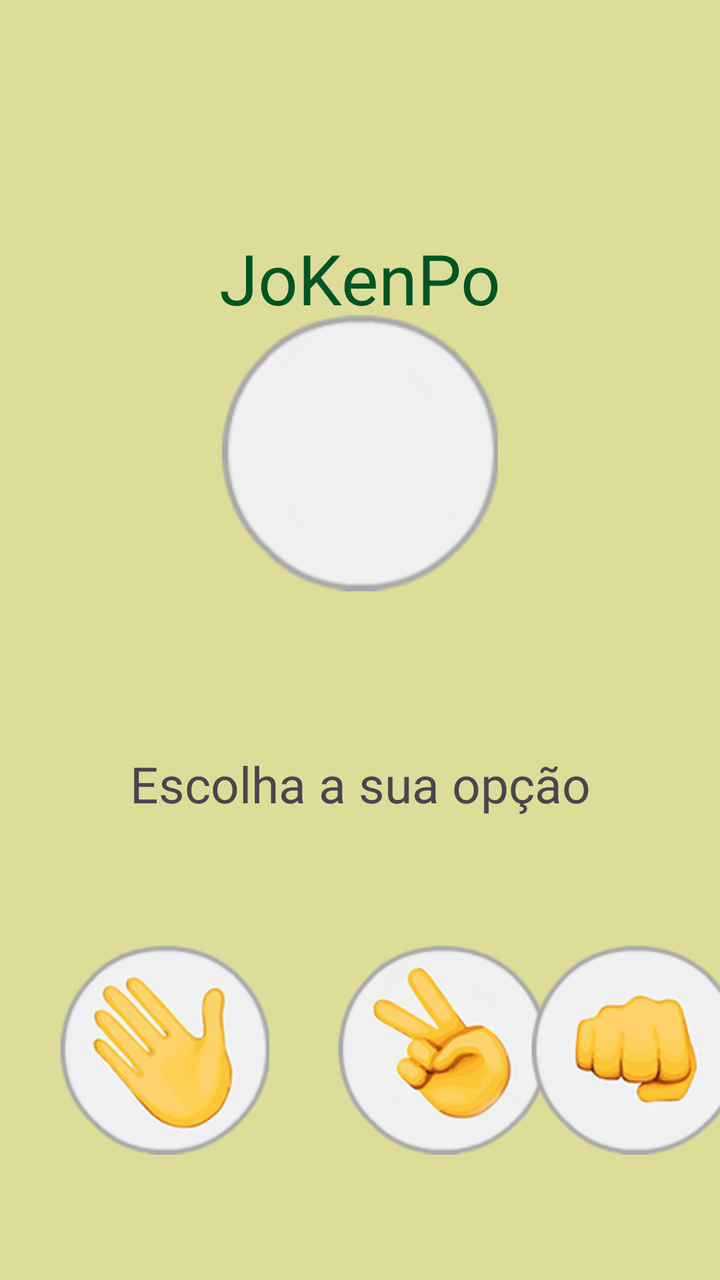
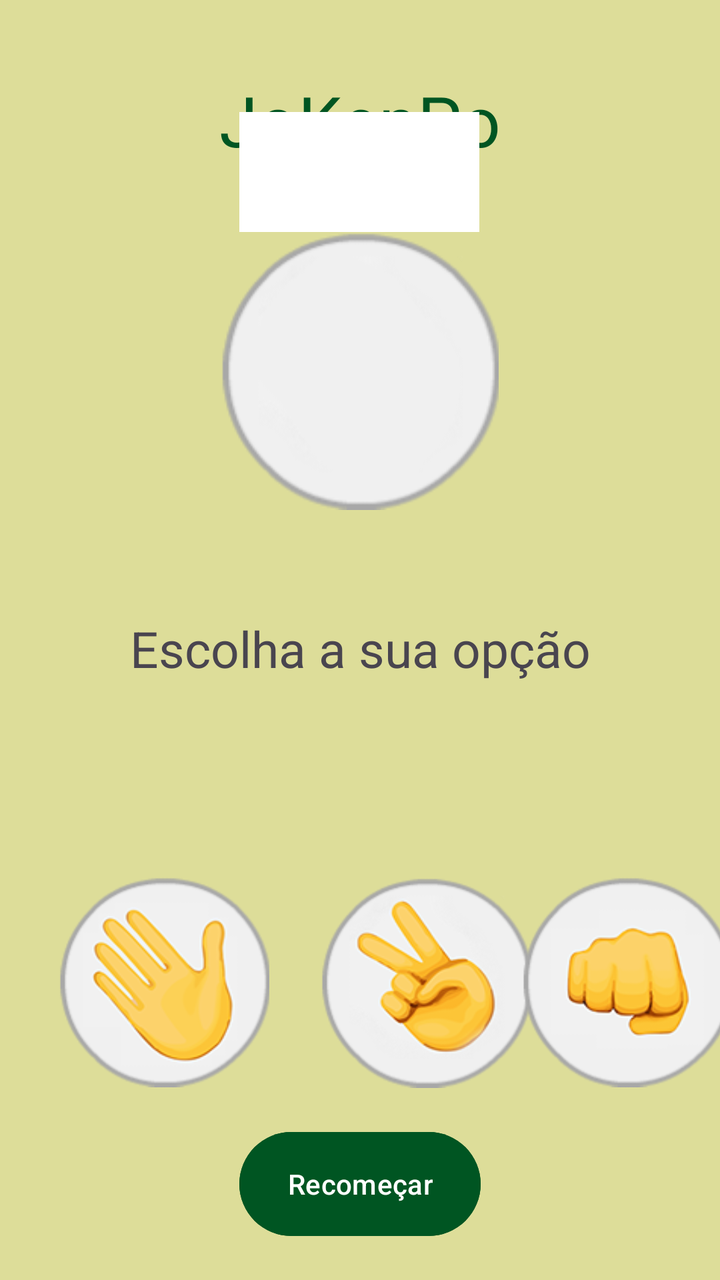

Before-and-after screenshots of an Android layout around one commit, followed by the original layout XML and the change that was made.
<!-- AndroidManifest.xml: application theme Theme.JokenPO -->
<!-- res/layout/activity_main.xml -->
<?xml version="1.0" encoding="utf-8"?>
<androidx.constraintlayout.widget.ConstraintLayout xmlns:android="http://schemas.android.com/apk/res/android"
    xmlns:app="http://schemas.android.com/apk/res-auto"
    xmlns:tools="http://schemas.android.com/tools"
    android:id="@+id/main"
    android:layout_width="match_parent"
    android:layout_height="match_parent"
    tools:context=".MainActivity"
    android:background="#FDD9">

    <TextView
        android:id="@+id/textTitle"
        android:layout_width="wrap_content"
        android:layout_height="wrap_content"
        android:text="JoKenPo"
        android:textAlignment="center"
        android:textColor="#F052"
        android:textSize="35sp"
        app:layout_constraintBottom_toBottomOf="parent"
        app:layout_constraintEnd_toEndOf="parent"
        app:layout_constraintStart_toStartOf="parent"
        app:layout_constraintTop_toTopOf="parent"
        app:layout_constraintVertical_bias="0.195" />

    <TextView
        android:id="@+id/textResultado"
        android:layout_width="wrap_content"
        android:layout_height="wrap_content"
        android:text="Escolha a sua opção"
        android:textAlignment="center"
        android:textSize="25sp"
        app:layout_constraintBottom_toBottomOf="parent"
        app:layout_constraintEnd_toEndOf="parent"
        app:layout_constraintStart_toStartOf="parent"
        app:layout_constraintTop_toBottomOf="@+id/padrao"
        app:layout_constraintVertical_bias="0.225" />

    <ImageView
        android:id="@+id/padrao"
        android:layout_width="172dp"
        android:layout_height="164dp"
        android:layout_marginBottom="344dp"
        android:scaleType="centerInside"
        android:src="@drawable/padrao"
        app:layout_constraintBottom_toBottomOf="parent"
        app:layout_constraintEnd_toEndOf="parent"
        app:layout_constraintHorizontal_bias="0.494"
        app:layout_constraintStart_toStartOf="parent"
        app:layout_constraintTop_toBottomOf="@+id/textTitle"
        app:layout_constraintVertical_bias="0.626" />


    <ImageView
        android:id="@+id/paper"
        android:layout_width="107dp"
        android:layout_height="106dp"
        android:layout_marginStart="28dp"
        android:scaleType="centerInside"
        android:src="@drawable/papel"
        android:onClick="slectPapel"
        app:layout_constraintBottom_toBottomOf="parent"
        app:layout_constraintStart_toStartOf="parent"
        app:layout_constraintTop_toBottomOf="@+id/textResultado" />

    <ImageView
        android:id="@+id/tesoura"
        android:layout_width="107dp"
        android:layout_height="106dp"
        android:layout_marginStart="32dp"
        android:scaleType="centerInside"
        android:src="@drawable/tesoura"
        android:onClick="selectTesoura"
        app:layout_constraintBottom_toBottomOf="parent"
        app:layout_constraintStart_toEndOf="@+id/paper"
        app:layout_constraintTop_toBottomOf="@+id/textResultado" />

    <ImageView
        android:id="@+id/pedra"
        android:layout_width="107dp"
        android:layout_height="106dp"
        android:scaleType="centerInside"
        android:src="@drawable/pedra"
        android:onClick="selectPedra"
        app:layout_constraintBottom_toBottomOf="parent"
        app:layout_constraintEnd_toEndOf="parent"
        app:layout_constraintStart_toEndOf="@+id/tesoura"
        app:layout_constraintTop_toBottomOf="@+id/textResultado" />


</androidx.constraintlayout.widget.ConstraintLayout>
<!-- resources referenced by this layout -->
<resources>
  <!-- drawable padrao: png bitmap (drawable, 21386 bytes) -->
  <!-- drawable papel: png bitmap (drawable, 15824 bytes) -->
  <!-- drawable pedra: png bitmap (drawable, 12954 bytes) -->
  <!-- drawable tesoura: png bitmap (drawable, 17475 bytes) -->
  <style name="Theme.JokenPO" parent="Base.Theme.JokenPO" />
  <style name="Base.Theme.JokenPO" parent="Theme.Material3.DayNight.NoActionBar">
          
          
      </style>
</resources>

<!-- the commit's change to res/layout/activity_main.xml (unified diff, before → after) -->
@@ -20,7 +20,30 @@
         app:layout_constraintEnd_toEndOf="parent"
         app:layout_constraintStart_toStartOf="parent"
         app:layout_constraintTop_toTopOf="parent"
-        app:layout_constraintVertical_bias="0.195" />
+        app:layout_constraintVertical_bias="0.062" />
+
+    <View
+        android:id="@+id/placar"
+        android:layout_width="120dp"
+        android:layout_height="60dp"
+        android:background="@color/white"
+        app:layout_constraintBottom_toTopOf="@+id/padrao"
+        app:layout_constraintDimensionRatio="1:1"
+        app:layout_constraintEnd_toEndOf="parent"
+        app:layout_constraintHorizontal_bias="0.498"
+        app:layout_constraintStart_toStartOf="parent"
+        app:layout_constraintTop_toBottomOf="@+id/textTitle"
+        app:layout_constraintVertical_bias="0.68"
+        app:layout_constraintWidth_percent="0.5"
+
+    />
+
+    <TextView
+        android:id="@+id/pontuacao"
+        android:layout_width="106dp"
+        android:layout_height="44dp"
+        tools:layout_editor_absoluteX="149dp"
+        tools:layout_editor_absoluteY="136dp" />
 
     <TextView
         android:id="@+id/textResultado"
@@ -33,7 +56,8 @@
         app:layout_constraintEnd_toEndOf="parent"
         app:layout_constraintStart_toStartOf="parent"
         app:layout_constraintTop_toBottomOf="@+id/padrao"
-        app:layout_constraintVertical_bias="0.225" />
+        app:layout_constraintVertical_bias="0.119" />
+
 
     <ImageView
         android:id="@+id/padrao"
@@ -44,11 +68,10 @@
         android:src="@drawable/padrao"
         app:layout_constraintBottom_toBottomOf="parent"
         app:layout_constraintEnd_toEndOf="parent"
-        app:layout_constraintHorizontal_bias="0.494"
+        app:layout_constraintHorizontal_bias="0.497"
         app:layout_constraintStart_toStartOf="parent"
-        app:layout_constraintTop_toBottomOf="@+id/textTitle"
-        app:layout_constraintVertical_bias="0.626" />
-
+        app:layout_constraintTop_toBottomOf="@+id/pontuacao"
+        app:layout_constraintVertical_bias="0.671" />
 
     <ImageView
         android:id="@+id/paper"
@@ -57,7 +80,7 @@
         android:layout_marginStart="28dp"
         android:scaleType="centerInside"
         android:src="@drawable/papel"
-        android:onClick="slectPapel"
+        android:onClick="selectPapel"
         app:layout_constraintBottom_toBottomOf="parent"
         app:layout_constraintStart_toStartOf="parent"
         app:layout_constraintTop_toBottomOf="@+id/textResultado" />
@@ -66,13 +89,14 @@
         android:id="@+id/tesoura"
         android:layout_width="107dp"
         android:layout_height="106dp"
-        android:layout_marginStart="32dp"
+        android:layout_marginStart="24dp"
+        android:onClick="selectTesoura"
         android:scaleType="centerInside"
         android:src="@drawable/tesoura"
-        android:onClick="selectTesoura"
         app:layout_constraintBottom_toBottomOf="parent"
         app:layout_constraintStart_toEndOf="@+id/paper"
-        app:layout_constraintTop_toBottomOf="@+id/textResultado" />
+        app:layout_constraintTop_toBottomOf="@+id/textResultado"
+        app:layout_constraintVertical_bias="0.502" />
 
     <ImageView
         android:id="@+id/pedra"
@@ -86,5 +110,16 @@
         app:layout_constraintStart_toEndOf="@+id/tesoura"
         app:layout_constraintTop_toBottomOf="@+id/textResultado" />
 
+    <Button
+        android:id="@+id/btClean"
+        android:layout_width="wrap_content"
+        android:layout_height="60dp"
+        android:text="Recomeçar"
+        android:backgroundTint="#F052"
+        app:layout_constraintBottom_toBottomOf="parent"
+        app:layout_constraintEnd_toEndOf="parent"
+        app:layout_constraintStart_toStartOf="parent"
+        app:layout_constraintTop_toBottomOf="@+id/tesoura" />
+
 
 </androidx.constraintlayout.widget.ConstraintLayout>
<!-- resource entries referenced after the edit -->
@@ -1,5 +1,6 @@
 <!-- resources referenced by this layout -->
 <resources>
+  <color name="white">#FFFFFFFF</color>
   <!-- drawable padrao: png bitmap (drawable, 21386 bytes) -->
   <!-- drawable papel: png bitmap (drawable, 15824 bytes) -->
   <!-- drawable pedra: png bitmap (drawable, 12954 bytes) -->
